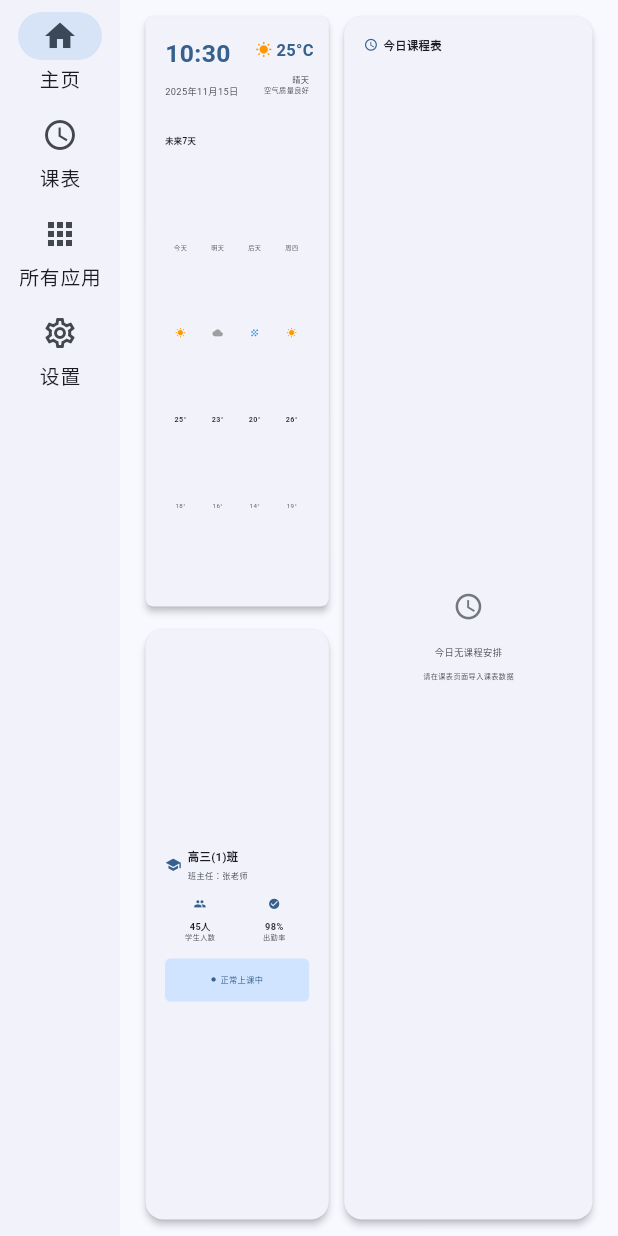
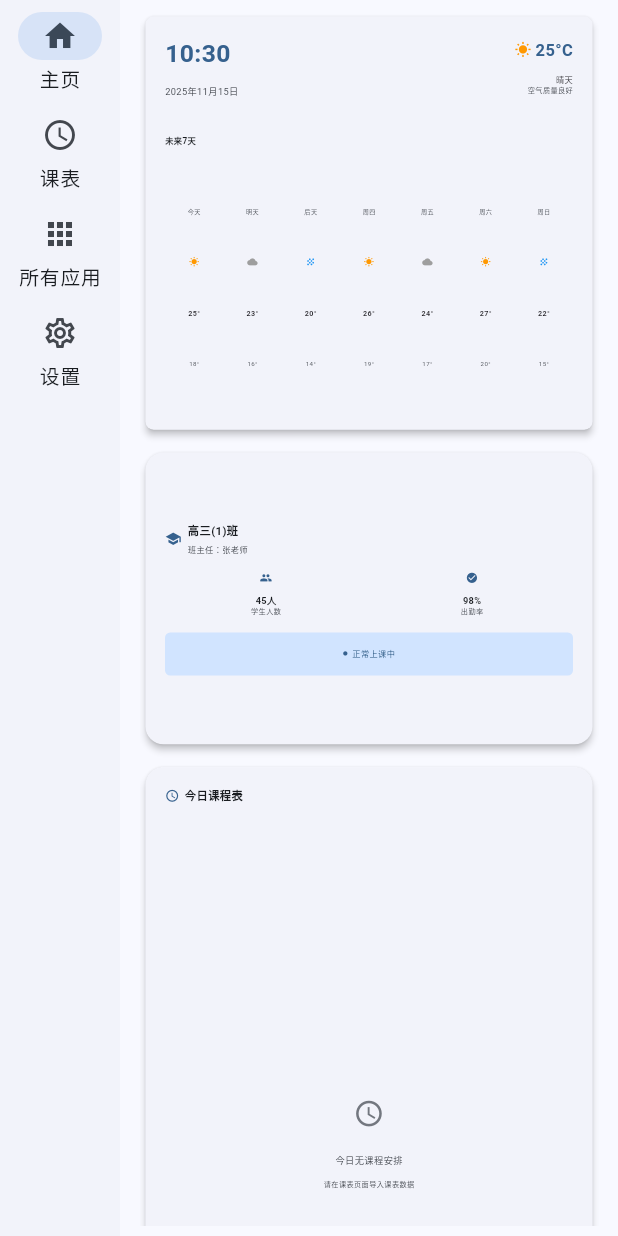
Before and after one commit to unDefFtr/ClassAware, a Flutter app: the screen it shows after launch, on a phone screen of 412 x 824 dp. Run offline on Flutter 3.47's test engine with Material 3 defaults, Android fonts, the light colour scheme and no system bars; our stand-ins replace file_picker, flutter_screenutil, shared_preferences, yaml; missing offline and left inert: installed_apps.

Commit message:
refactor(home_screen): 优化布局响应式设计并调整天气卡片样式
重构首页布局以更好适应不同屏幕尺寸
调整天气卡片为等宽分布而非水平滚动
优化课程卡片信息显示格式

```diff
--- a/lib/screens/home_screen.dart
+++ b/lib/screens/home_screen.dart
@@ -3,7 +3,6 @@ import 'package:flutter_screenutil/flutter_screenutil.dart';
 import 'package:intl/intl.dart';
 import 'dart:async';
 import '../services/schedule_service.dart';
-import '../models/schedule_models.dart';
 
 class HomeScreen extends StatefulWidget {
   const HomeScreen({super.key});
@@ -41,48 +40,94 @@ class _HomeScreenState extends State<HomeScreen> with AutomaticKeepAliveClientMi
   @override
   Widget build(BuildContext context) {
     super.build(context); // 必须调用，用于保持页面状态
-
-    // 根据屏幕宽度确定边距，参考flutter_server_box项目的边距设置
     final screenWidth = MediaQuery.of(context).size.width;
-    final isTablet = screenWidth >= 600; // MD3平板断点
-    final screenMargin = isTablet ? 17.0 : 13.0; // 参考server_box：平板17dp，手机13dp
-    final cardPadding = isTablet ? 17.0 : 13.0; // 参考server_box：平板17dp，手机13dp
-
+    final isTablet = screenWidth >= 600;
+    final screenMargin = isTablet ? 17.0 : 13.0;
+    final cardPadding = isTablet ? 17.0 : 13.0;
     return Scaffold(
       body: SafeArea(
         child: Padding(
           padding: EdgeInsets.symmetric(
             horizontal: screenMargin,
-            vertical: isTablet ? 11.0 : 7.0, // 参考server_box：平板11dp，手机7dp
+            vertical: isTablet ? 11.0 : 7.0,
           ),
-          child: Row(
+          child: LayoutBuilder(
+            builder: (context, constraints) {
+              final w = constraints.maxWidth;
+              final h = constraints.maxHeight;
+              final ar = w / (h == 0 ? 1 : h);
+              final isWide = w >= 1000 || ar >= 1.4;
+              final isMedium = w >= 760 || ar >= 1.2;
+              if (isWide) {
+                return Row(
                   children: [
-              // 左侧列：时间天气卡片 + 班级信息卡片
                     Expanded(
-                flex: 3, // 从1增加到3
+                      flex: 3,
                       child: Column(
                         children: [
-                    // 左上角：时间和天气卡片
                           Expanded(
-                      flex: 1,
                             child: _buildTimeWeatherCard(cardPadding),
                           ),
-                    SizedBox(height: 7.h), // 减少卡片间距，参考server_box
-                    // 左下角：班级信息卡片
+                          SizedBox(height: 7.h),
                           Expanded(
-                      flex: 1,
                             child: _buildClassInfoCard(cardPadding),
                           ),
                         ],
                       ),
                     ),
-              SizedBox(width: 7.w), // 减少水平间距，保持一致性
-              // 右侧：课程表卡片
+                    SizedBox(width: 7.w),
                     Expanded(
-                flex: 4, // 从2增加到4，保持相对比例但给左侧更多空间
+                      flex: 4,
                       child: _buildTodaySchedule(cardPadding),
                     ),
                   ],
+                );
+              }
+              if (isMedium) {
+                return Column(
+                  children: [
+                    Expanded(
+                      child: Row(
+                        children: [
+                          Expanded(
+                            child: _buildTimeWeatherCard(cardPadding),
+                          ),
+                          SizedBox(width: 7.w),
+                          Expanded(
+                            child: _buildClassInfoCard(cardPadding),
+                          ),
+                        ],
+                      ),
+                    ),
+                    SizedBox(height: 7.h),
+                    Expanded(
+                      child: _buildTodaySchedule(cardPadding),
+                    ),
+                  ],
+                );
+              }
+              return SingleChildScrollView(
+                child: Column(
+                  crossAxisAlignment: CrossAxisAlignment.stretch,
+                  children: [
+                    SizedBox(
+                      height: h * 0.35,
+                      child: _buildTimeWeatherCard(cardPadding),
+                    ),
+                    SizedBox(height: 7.h),
+                    SizedBox(
+                      height: h * 0.25,
+                      child: _buildClassInfoCard(cardPadding),
+                    ),
+                    SizedBox(height: 7.h),
+                    SizedBox(
+                      height: h * 0.6,
+                      child: _buildTodaySchedule(cardPadding),
+                    ),
+                  ],
+                ),
+              );
+            },
           ),
         ),
       ),
@@ -197,14 +242,10 @@ class _HomeScreenState extends State<HomeScreen> with AutomaticKeepAliveClientMi
             ),
             SizedBox(height: 12.h),
             Expanded(
-              child: ListView.builder(
-                scrollDirection: Axis.horizontal,
-                itemCount: _weekWeather.length,
-                itemBuilder: (context, index) {
+              child: Row(
+                children: List.generate(_weekWeather.length, (index) {
                   final weather = _weekWeather[index];
-                  return Container(
-                    width: 60.w,
-                    margin: EdgeInsets.only(right: 12.w),
+                  return Expanded(
                     child: Column(
                       mainAxisAlignment: MainAxisAlignment.spaceEvenly,
                       children: [
@@ -241,7 +282,7 @@ class _HomeScreenState extends State<HomeScreen> with AutomaticKeepAliveClientMi
                       ],
                     ),
                   );
-                },
+                }),
               ),
             ),
           ],
@@ -574,7 +615,7 @@ class _HomeScreenState extends State<HomeScreen> with AutomaticKeepAliveClientMi
                                   ),
                                   SizedBox(height: 4.h),
                                   Text(
-                                    '${course.teacher ?? ''} • ${course.room ?? ''}',
+                                    '${course.teacher} • ${course.room}',
                                     style: TextStyle(
                                       fontSize: 16.sp,
                                       color: isCurrentTime
```
Also changed, not shown: 9 other files. Lines whose indentation alone changed are shown as unchanged.
